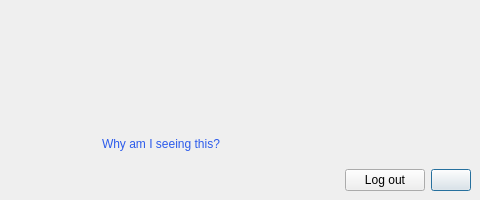
Qt form src/MEGASync/gui/ui/VerifyLockMessage.ui (meganz/MEGAsync) before a commit.
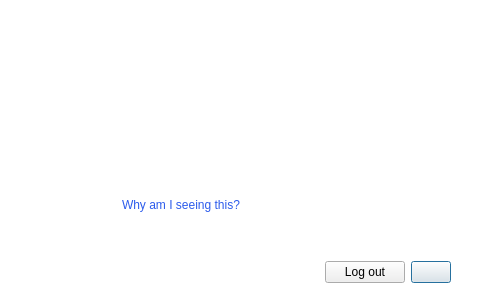
The same form after that commit.

Commit message: SNC-5553: Fix minor issue on pre-tokenized dialog.

What changed in the file:
```diff
--- a/src/MEGASync/gui/ui/VerifyLockMessage.ui
+++ b/src/MEGASync/gui/ui/VerifyLockMessage.ui
@@ -7,26 +7,31 @@
     <x>0</x>
     <y>0</y>
     <width>480</width>
-    <height>200</height>
+    <height>307</height>
    </rect>
   </property>
   <property name="minimumSize">
    <size>
     <width>480</width>
-    <height>200</height>
+    <height>0</height>
    </size>
   </property>
   <property name="maximumSize">
    <size>
     <width>480</width>
-    <height>200</height>
+    <height>16777215</height>
    </size>
   </property>
   <property name="windowTitle">
    <string/>
   </property>
   <property name="styleSheet">
-   <string notr="true">#bWarning
+   <string notr="true">#VerifyLockMessage
+{
+background-color: #ffffff; /*colorToken.page-background*/
+}
+
+#bWarning
 {
 border: none;
 }
@@ -63,16 +68,19 @@
   </property>
   <layout class="QVBoxLayout" name="verticalLayout_2">
    <property name="spacing">
-    <number>0</number>
+    <number>12</number>
    </property>
    <property name="leftMargin">
-    <number>0</number>
+    <number>20</number>
+   </property>
+   <property name="topMargin">
+    <number>15</number>
    </property>
    <property name="rightMargin">
-    <number>0</number>
+    <number>20</number>
    </property>
    <property name="bottomMargin">
-    <number>0</number>
+    <number>15</number>
    </property>
    <item>
     <layout class="QHBoxLayout" name="horizontalLayout_4">
@@ -103,6 +111,19 @@
         <property name="bottomMargin">
          <number>0</number>
         </property>
+        <item>
+         <spacer name="verticalSpacer_2">
+          <property name="orientation">
+           <enum>Qt::Vertical</enum>
+          </property>
+          <property name="sizeHint" stdset="0">
+           <size>
+            <width>20</width>
+            <height>40</height>
+           </size>
+          </property>
+         </spacer>
+        </item>
         <item>
          <widget class="QToolButton" name="bWarning">
           <property name="minimumSize">
```
Left out of the diff: 3 changed lines with no effect on the pictures. The commit also changes 1 other file.
